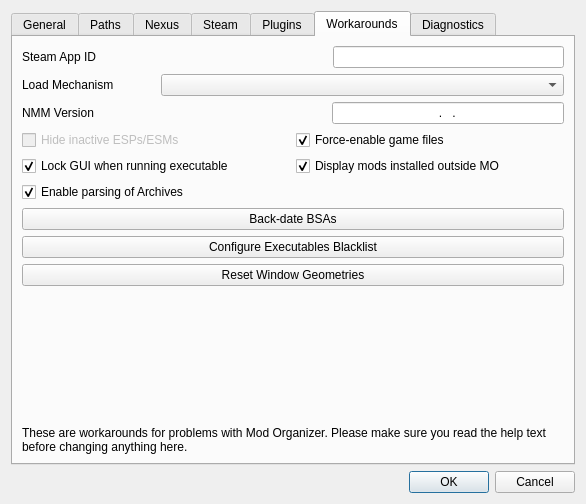
Before: the Qt Designer form modorganizer/src/settingsdialog.ui in Holt59/mo2-merge, drawn with Qt 5.
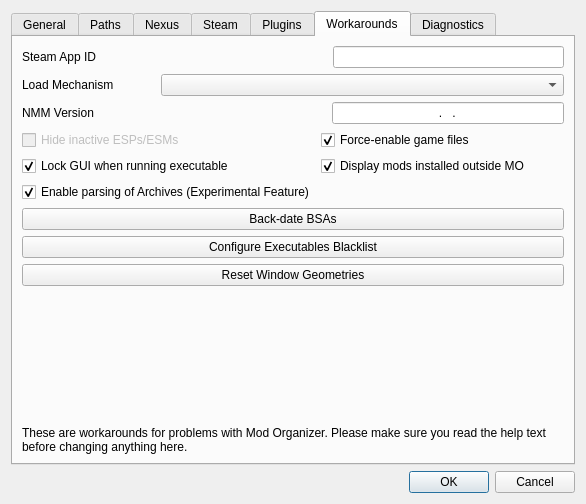
After: the same form once the commit is applied. The open tabs and pages were chosen to show the change. Icons and pictures are not drawn.

Commit message: [modorganizer] Made Archive Conflicts option less appealing to random users.

Diff of the .ui file:
```diff
--- a/modorganizer/src/settingsdialog.ui
+++ b/modorganizer/src/settingsdialog.ui
@@ -1096,7 +1096,7 @@
             <string>&lt;html&gt;&lt;head/&gt;&lt;body&gt;&lt;p&gt;By default, MO will parse archive files (BSA, BA2) to calculate conflicts between the contents of the archive files and other loose files. This process has a noticeable cost in performance.&lt;/p&gt;&lt;p&gt;This feature should not be confused with the archive management feature offered by MO1. MO2 will only show conflicts with archives and will NOT load them into the game or program.&lt;/p&gt;&lt;p&gt;If you disable this feature, MO will only display conflicts between loose files.&lt;/p&gt;&lt;/body&gt;&lt;/html&gt;</string>
            </property>
            <property name="text">
-            <string>Enable parsing of Archives</string>
+            <string>Enable parsing of Archives (Experimental Feature)</string>
            </property>
            <property name="checked">
             <bool>true</bool>
```
Left out of the diff: 2 changed lines with no effect on the pictures.
